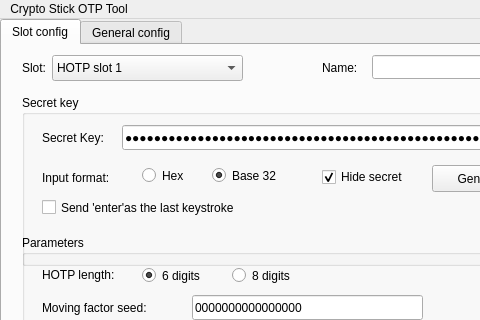
Above: mainwindow.ui from Nitrokey/nitrokey-app before the change; both pictures show x 0 to 480 and y 0 to 320 of the 637 by 550 pixel window. Below: the same form after it.
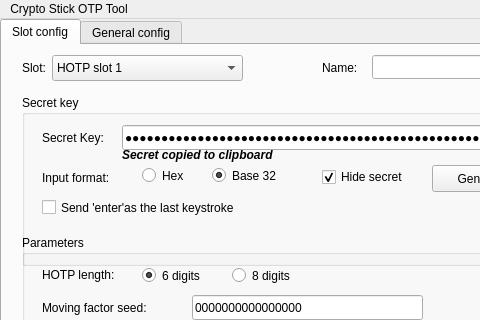
That is the form after the change. Icons and pictures are not drawn.

Commit message: Copy to clipboard and removed warnings Test #62 Test #63

Patch:
```diff
--- a/mainwindow.ui
+++ b/mainwindow.ui
@@ -171,6 +171,27 @@
         <bool>true</bool>
        </property>
       </widget>
+      <widget class="QLabel" name="labelNotify">
+       <property name="geometry">
+        <rect>
+         <x>100</x>
+         <y>50</y>
+         <width>171</width>
+         <height>20</height>
+        </rect>
+       </property>
+       <property name="font">
+        <font>
+         <pointsize>9</pointsize>
+         <weight>75</weight>
+         <italic>true</italic>
+         <bold>true</bold>
+        </font>
+       </property>
+       <property name="text">
+        <string>Secret copied to clipboard</string>
+       </property>
+      </widget>
      </widget>
      <widget class="QPushButton" name="cancelButton">
       <property name="geometry">
```
Left out of the diff: 16 changed lines with no effect on the pictures. The commit also changes 16 other files.
